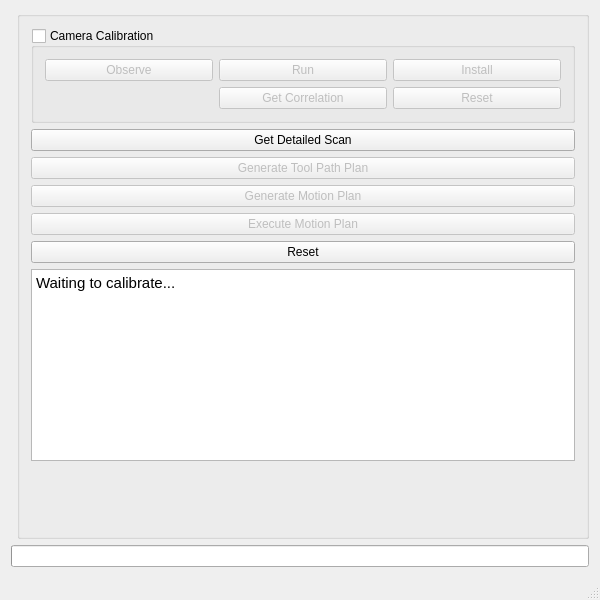
Old version of the form snp_application/src/rosconwindow.ui in the repository ros-industrial-consortium/scan_n_plan_workshop.
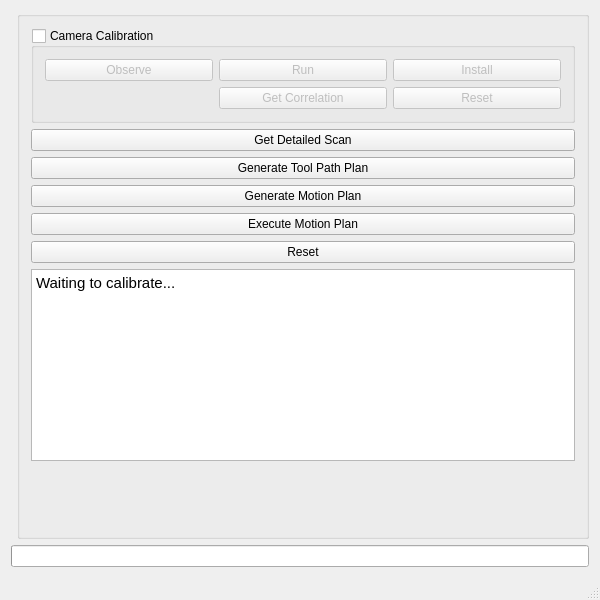
New version of the form.

Commit message: enable all process buttons and check existence of data

```diff
--- a/snp_application/src/rosconwindow.ui
+++ b/snp_application/src/rosconwindow.ui
@@ -115,7 +115,7 @@
        <item>
         <widget class="QPushButton" name="tpp_button">
          <property name="enabled">
-          <bool>false</bool>
+          <bool>true</bool>
          </property>
          <property name="text">
           <string>Generate Tool Path Plan</string>
@@ -125,7 +125,7 @@
        <item>
         <widget class="QPushButton" name="motion_plan_button">
          <property name="enabled">
-          <bool>false</bool>
+          <bool>true</bool>
          </property>
          <property name="text">
           <string>Generate Motion Plan</string>
@@ -135,7 +135,7 @@
        <item>
         <widget class="QPushButton" name="motion_execution_button">
          <property name="enabled">
-          <bool>false</bool>
+          <bool>true</bool>
          </property>
          <property name="text">
           <string>Execute Motion Plan</string>
```
The commit also changes 2 other files.
